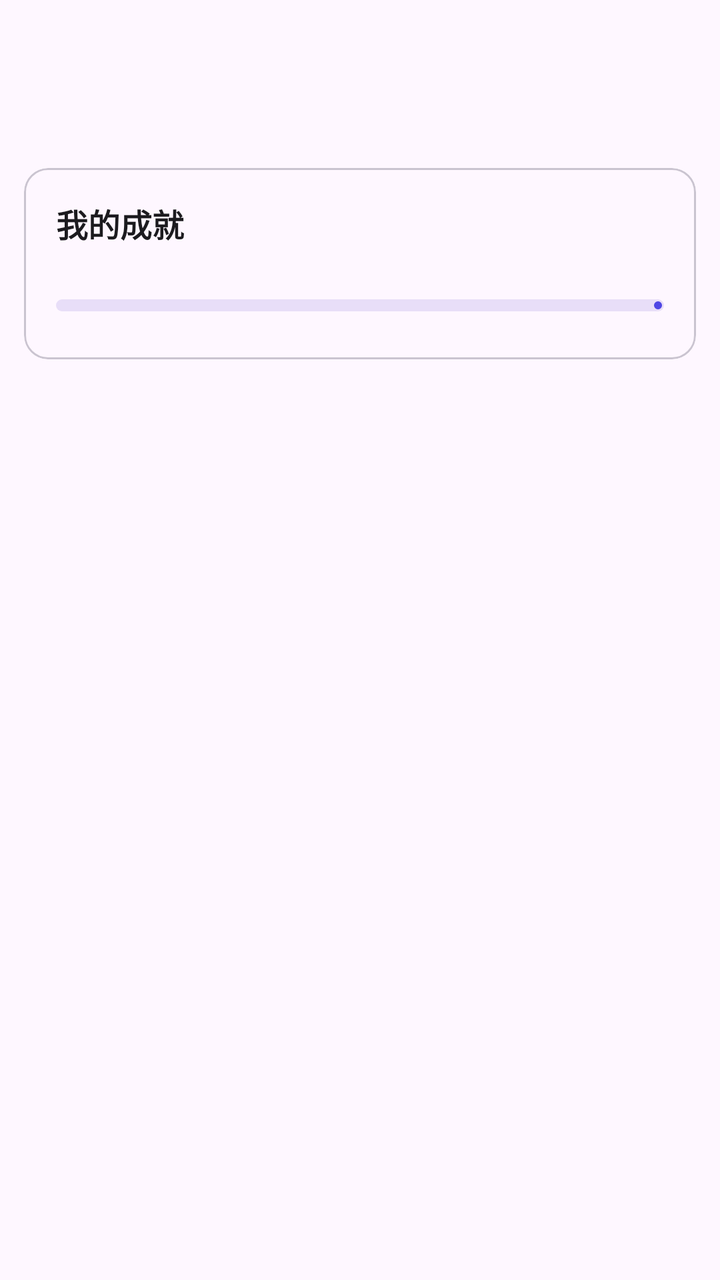
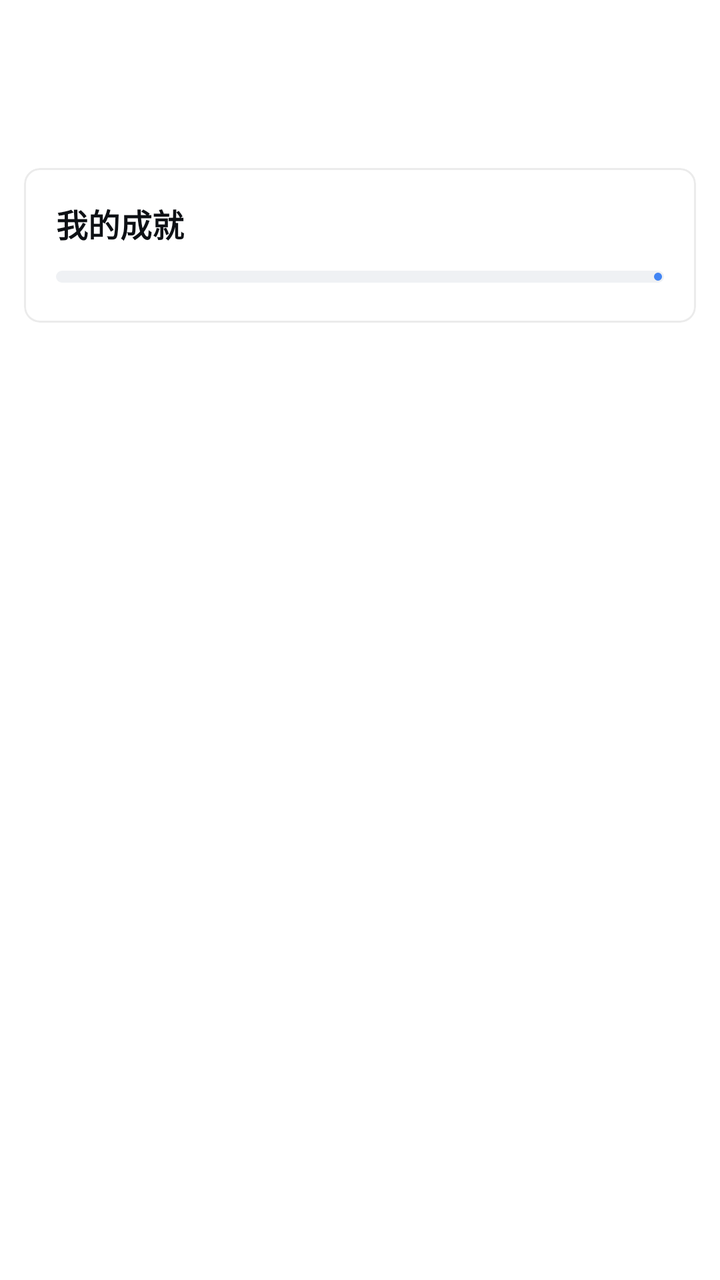

An Android layout rendered at two revisions. The XML below is the earlier revision; the diff shows what the commit changed to produce the second picture.
<!-- AndroidManifest.xml: application theme Theme.CityFootprint -->
<!-- res/layout/fragment_achievements.xml -->
<?xml version="1.0" encoding="utf-8"?>
<androidx.core.widget.NestedScrollView xmlns:android="http://schemas.android.com/apk/res/android"
    xmlns:app="http://schemas.android.com/apk/res-auto"
    android:layout_width="match_parent"
    android:layout_height="match_parent">

    <LinearLayout
        android:layout_width="match_parent"
        android:layout_height="wrap_content"
        android:orientation="vertical"
        android:padding="12dp">

        <ProgressBar
            android:id="@+id/progress"
            android:layout_width="wrap_content"
            android:layout_height="wrap_content"
            android:layout_gravity="center_horizontal"
            android:layout_marginTop="24dp" />

        <TextView
            android:id="@+id/textError"
            android:layout_width="match_parent"
            android:layout_height="wrap_content"
            android:layout_marginTop="8dp"
            android:gravity="center"
            android:textColor="#B3261E"
            android:textSize="13sp"
            android:visibility="gone" />

        <com.google.android.material.card.MaterialCardView
            android:layout_width="match_parent"
            android:layout_height="wrap_content"
            android:layout_marginBottom="16dp">

            <LinearLayout
                android:layout_width="match_parent"
                android:layout_height="wrap_content"
                android:orientation="vertical"
                android:padding="16dp">

                <TextView
                    style="@style/CardTitle"
                    android:text="@string/stats_achievements_title" />

                <TextView
                    android:id="@+id/textAchievementProgress"
                    android:layout_width="match_parent"
                    android:layout_height="wrap_content"
                    android:layout_marginTop="2dp"
                    android:textColor="@color/text_secondary"
                    android:textSize="12sp" />

                
                <com.google.android.material.progressindicator.LinearProgressIndicator
                    android:id="@+id/achievementBar"
                    android:layout_width="match_parent"
                    android:layout_height="wrap_content"
                    android:layout_marginTop="8dp"
                    android:max="100"
                    app:indicatorColor="@color/accent"
                    app:trackCornerRadius="3dp"
                    app:trackThickness="6dp" />

                
                <LinearLayout
                    android:id="@+id/achievementsContainer"
                    android:layout_width="match_parent"
                    android:layout_height="wrap_content"
                    android:layout_marginTop="8dp"
                    android:orientation="vertical" />
            </LinearLayout>
        </com.google.android.material.card.MaterialCardView>
    </LinearLayout>
</androidx.core.widget.NestedScrollView>
<!-- resources referenced by this layout -->
<resources>
  <color name="accent">#4F46E5</color>
  <color name="text_secondary">#5B5B66</color>
  <string name="stats_achievements_title">我的成就</string>
  <style name="CardTitle">
          <item name="android:layout_width">match_parent</item>
          <item name="android:layout_height">wrap_content</item>
          <item name="android:textSize">16sp</item>
          <item name="android:textStyle">bold</item>
          <item name="android:textColor">@color/text_primary</item>
      </style>
  <style name="Theme.CityFootprint" parent="Theme.Material3.DayNight.NoActionBar">
          
          <item name="android:statusBarColor">@color/window_bg_light</item>
          <item name="android:navigationBarColor">@color/window_bg_light</item>
          <item name="android:windowLightStatusBar">true</item>
          <item name="android:windowLightNavigationBar" tools:targetApi="27">true</item>
      </style>
  <color name="text_primary">#1C1B1F</color>
  <color name="window_bg_light">#F2F2F7</color>
</resources>

<!-- the commit's change to res/layout/fragment_achievements.xml (unified diff, before → after) -->
@@ -23,7 +23,7 @@
             android:layout_height="wrap_content"
             android:layout_marginTop="8dp"
             android:gravity="center"
-            android:textColor="#B3261E"
+            android:textColor="@color/destructive"
             android:textSize="13sp"
             android:visibility="gone" />
 
@@ -38,26 +38,38 @@
                 android:orientation="vertical"
                 android:padding="16dp">
 
-                <TextView
-                    style="@style/CardTitle"
-                    android:text="@string/stats_achievements_title" />
-
-                <TextView
-                    android:id="@+id/textAchievementProgress"
+                <LinearLayout
                     android:layout_width="match_parent"
                     android:layout_height="wrap_content"
-                    android:layout_marginTop="2dp"
-                    android:textColor="@color/text_secondary"
-                    android:textSize="12sp" />
+                    android:gravity="center_vertical"
+                    android:orientation="horizontal">
+
+                    <TextView
+                        style="@style/CardTitle"
+                        android:layout_width="0dp"
+                        android:layout_weight="1"
+                        android:text="@string/stats_achievements_title" />
+
+                    <TextView
+                        android:id="@+id/textProgressRatio"
+                        android:layout_width="wrap_content"
+                        android:layout_height="wrap_content"
+                        android:layout_marginStart="8dp"
+                        android:fontFamily="monospace"
+                        android:textColor="@color/fg"
+                        android:textSize="13sp"
+                        android:textStyle="bold" />
+                </LinearLayout>
 
                 
                 <com.google.android.material.progressindicator.LinearProgressIndicator
                     android:id="@+id/achievementBar"
                     android:layout_width="match_parent"
                     android:layout_height="wrap_content"
-                    android:layout_marginTop="8dp"
+                    android:layout_marginTop="12dp"
                     android:max="100"
                     app:indicatorColor="@color/accent"
+                    app:trackColor="@color/muted"
                     app:trackCornerRadius="3dp"
                     app:trackThickness="6dp" />
 
@@ -66,7 +78,7 @@
                     android:id="@+id/achievementsContainer"
                     android:layout_width="match_parent"
                     android:layout_height="wrap_content"
-                    android:layout_marginTop="8dp"
+                    android:layout_marginTop="4dp"
                     android:orientation="vertical" />
             </LinearLayout>
         </com.google.android.material.card.MaterialCardView>
<!-- resource entries referenced after the edit -->
@@ -1,23 +1,63 @@
 <!-- resources referenced by this layout -->
 <resources>
-  <color name="accent">#4F46E5</color>
-  <color name="text_secondary">#5B5B66</color>
+  <color name="accent">#4285F4</color>
+  <color name="destructive">#EF4444</color>
+  <color name="fg">#0E1115</color>
+  <color name="muted">#EFF1F4</color>
   <string name="stats_achievements_title">我的成就</string>
   <style name="CardTitle">
-          <item name="android:layout_width">match_parent</item>
+          <item name="android:layout_width">wrap_content</item>
           <item name="android:layout_height">wrap_content</item>
           <item name="android:textSize">16sp</item>
           <item name="android:textStyle">bold</item>
-          <item name="android:textColor">@color/text_primary</item>
+          <item name="android:textColor">@color/fg</item>
       </style>
-  <style name="Theme.CityFootprint" parent="Theme.Material3.DayNight.NoActionBar">
+  <style name="Theme.CityFootprint" parent="Theme.Material3.Light.NoActionBar">
+          
+          <item name="colorPrimary">@color/accent</item>
+          <item name="colorOnPrimary">@color/on_accent</item>
+          <item name="colorPrimaryContainer">@color/accent_light</item>
+          <item name="colorOnPrimaryContainer">@color/accent_soft_fg</item>
+          <item name="colorSecondary">@color/accent</item>
+          <item name="colorSecondaryContainer">@color/accent_light</item>
+          <item name="colorOnSecondaryContainer">@color/accent_soft_fg</item>
+          <item name="colorSurface">@color/card</item>
+          <item name="colorOnSurface">@color/fg</item>
+          <item name="colorOnSurfaceVariant">@color/muted_fg</item>
+          <item name="colorOutline">@color/input_border</item>
+          <item name="colorError">@color/destructive</item>
+          <item name="android:colorBackground">@color/bg</item>
+  
           
           <item name="android:statusBarColor">@color/window_bg_light</item>
           <item name="android:navigationBarColor">@color/window_bg_light</item>
           <item name="android:windowLightStatusBar">true</item>
           <item name="android:windowLightNavigationBar" tools:targetApi="27">true</item>
+          
+          <item name="android:forceDarkAllowed" tools:targetApi="29">false</item>
+  
+          
+          <item name="materialCardViewStyle">@style/Widget.App.CardView</item>
+          <item name="materialButtonStyle">@style/Widget.App.Button</item>
       </style>
-  <color name="text_primary">#1C1B1F</color>
-  <color name="window_bg_light">#F2F2F7</color>
+  <color name="on_accent">#FFFFFF</color>
+  <color name="accent_light">#DBEAFE</color>
+  <color name="accent_soft_fg">#003E8F</color>
+  <color name="card">#FFFFFF</color>
+  <color name="muted_fg">#7F8D9F</color>
+  <color name="input_border">#E2E3E4</color>
+  <color name="bg">#FFFFFF</color>
+  <color name="window_bg_light">#F0F6FF</color>
+  <style name="Widget.App.CardView" parent="Widget.Material3.CardView.Outlined">
+          <item name="cardCornerRadius">8dp</item>
+          <item name="cardElevation">0dp</item>
+          <item name="cardBackgroundColor">@color/card</item>
+          <item name="strokeColor">@color/border</item>
+          <item name="strokeWidth">1dp</item>
+      </style>
+  <style name="Widget.App.Button" parent="Widget.Material3.Button">
+          <item name="cornerRadius">8dp</item>
+      </style>
+  <color name="border">#EBEBEB</color>
 </resources>
 
